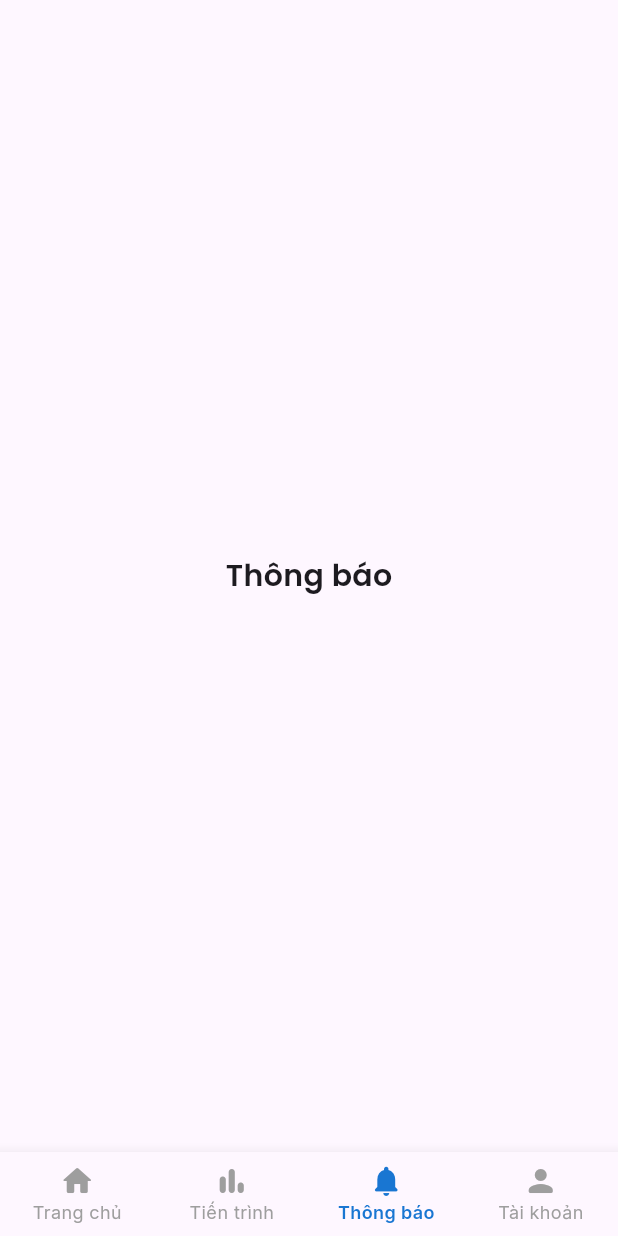
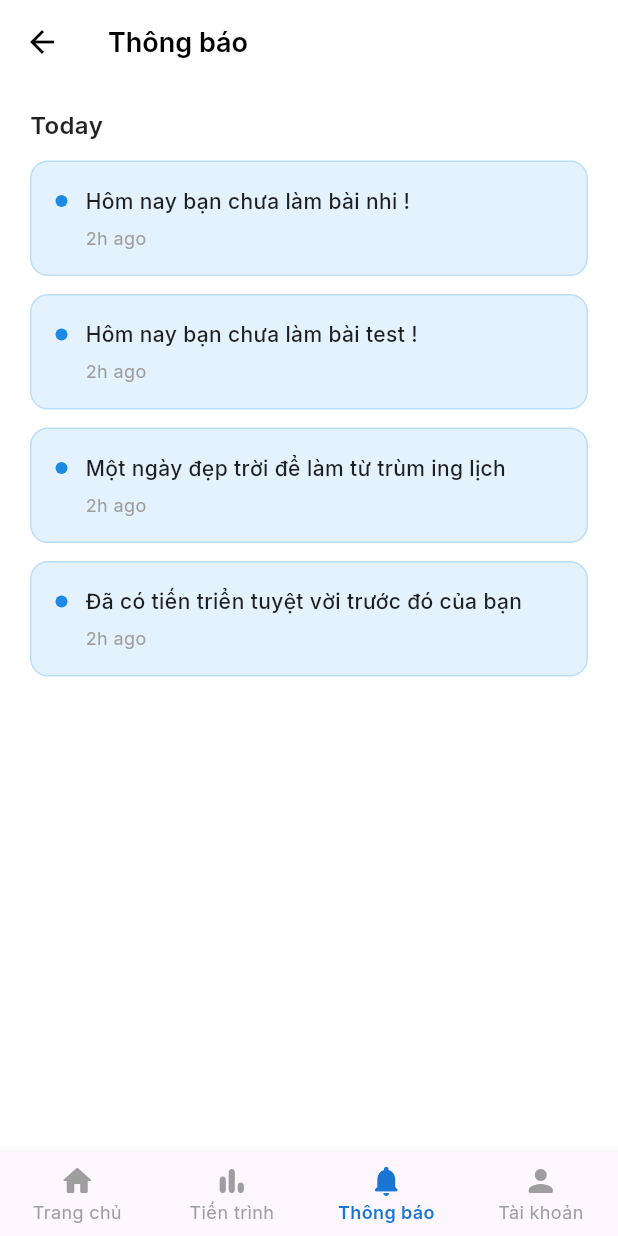
Before and after one commit to NgVietAh/VocabSimple, a Flutter app: the HomeScreen screen opened directly, item 3 of the bottom bar chosen, on a phone screen of 412 x 824 dp. Run offline on Flutter 3.47's test engine with Material 3 defaults, Android fonts, the phone set to English and light mode, and no system bars; our stand-ins replace firebase_auth, firebase_core, firebase_database, flip_card, flutter_tts, google_fonts and 2 more; missing offline and left inert: flutter_facebook_auth; accounts and stored records are empty.

Commit message:
cap nhat thong bao

```diff
--- a/vocabsimple/lib/src/components/homepage/home_screen.dart
+++ b/vocabsimple/lib/src/components/homepage/home_screen.dart
@@ -2,6 +2,7 @@ import 'package:flutter/material.dart';
 import 'package:google_fonts/google_fonts.dart';
 import 'package:vocabsimple/src/components/homepage/FunctionPage.dart';
 import 'package:vocabsimple/src/components/homepage/progress_page.dart';
+import 'package:vocabsimple/src/components/homepage/notification_page.dart';
 import 'package:vocabsimple/src/components/user/ProfileSetting.dart';
 
 class HomeScreen extends StatefulWidget {
@@ -21,12 +22,7 @@ class _HomeScreenState extends State<HomeScreen> {
     _pages = [
       FunctionPage(),
       ProgressPage(key: _progressPageKey),
-      Center(
-        child: Text(
-          'Thông báo',
-          style: GoogleFonts.poppins(fontSize: 20, fontWeight: FontWeight.w600),
-        ),
-      ), // Placeholder
+      const NotificationPage(),
       ProfileSetting(),
     ];
   }
--- /dev/null
+++ b/vocabsimple/lib/src/components/homepage/notification_page.dart
@@ -0,0 +1,215 @@
+import 'package:flutter/material.dart';
+import 'package:google_fonts/google_fonts.dart';
+import 'package:vocabsimple/src/components/model/notification_model.dart';
+
+class NotificationPage extends StatefulWidget {
+  const NotificationPage({Key? key}) : super(key: key);
+
+  @override
+  State<NotificationPage> createState() => _NotificationPageState();
+}
+
+class _NotificationPageState extends State<NotificationPage> {
+  // Dữ liệu mẫu thông báo
+  List<NotificationModel> notifications = [
+    NotificationModel(
+      id: '1',
+      title: 'Hôm nay bạn chưa làm bài nhi !',
+      timeAgo: '2h ago',
+      createdAt: DateTime.now().subtract(const Duration(hours: 2)),
+      isRead: false,
+    ),
+    NotificationModel(
+      id: '2',
+      title: 'Hôm nay bạn chưa làm bài test !',
+      timeAgo: '2h ago',
+      createdAt: DateTime.now().subtract(const Duration(hours: 2)),
+      isRead: false,
+    ),
+    NotificationModel(
+      id: '3',
+      title: 'Một ngày đẹp trời để làm từ trùm ing lịch',
+      timeAgo: '2h ago',
+      createdAt: DateTime.now().subtract(const Duration(hours: 2)),
+      isRead: false,
+    ),
+    NotificationModel(
+      id: '4',
+      title: 'Đã có tiến triển tuyệt vời trước đó của bạn',
+      timeAgo: '2h ago',
+      createdAt: DateTime.now().subtract(const Duration(hours: 2)),
+      isRead: false,
+    ),
+  ];
+
+  // Nhóm thông báo theo thời gian
+  Map<String, List<NotificationModel>> _groupNotifications() {
+    Map<String, List<NotificationModel>> grouped = {
+      'Today': [],
+      'This Week': [],
+    };
+
+    final now = DateTime.now();
+    final today = DateTime(now.year, now.month, now.day);
+    final weekAgo = today.subtract(const Duration(days: 7));
+
+    for (var notification in notifications) {
+      final notifDate = DateTime(
+        notification.createdAt.year,
+        notification.createdAt.month,
+        notification.createdAt.day,
+      );
+
+      if (notifDate.isAtSameMomentAs(today)) {
+        grouped['Today']!.add(notification);
+      } else if (notifDate.isAfter(weekAgo)) {
+        grouped['This Week']!.add(notification);
+      }
+    }
+
+    return grouped;
+  }
+
+  @override
+  Widget build(BuildContext context) {
+    final groupedNotifications = _groupNotifications();
+
+    return Scaffold(
+      backgroundColor: Colors.white,
+      appBar: AppBar(
+        backgroundColor: Colors.white,
+        elevation: 0,
+        leading: IconButton(
+          icon: const Icon(Icons.arrow_back, color: Colors.black),
+          onPressed: () => Navigator.pop(context),
+        ),
+        title: Text(
+          'Thông báo',
+          style: GoogleFonts.inter(
+            color: Colors.black,
+            fontSize: 18,
+            fontWeight: FontWeight.w600,
+          ),
+        ),
+        centerTitle: false,
+      ),
+      body: notifications.isEmpty
+          ? Center(
+              child: Column(
+                mainAxisAlignment: MainAxisAlignment.center,
+                children: [
+                  Icon(
+                    Icons.notifications_off_outlined,
+                    size: 80,
+                    color: Colors.grey[300],
+                  ),
+                  const SizedBox(height: 16),
+                  Text(
+                    'Chưa có thông báo',
+                    style: GoogleFonts.inter(
+                      fontSize: 16,
+                      color: Colors.grey[600],
+                    ),
+                  ),
+                ],
+              ),
+            )
+          : ListView(
+              padding: const EdgeInsets.symmetric(horizontal: 20, vertical: 16),
+              children: [
+                // Today Section
+                if (groupedNotifications['Today']!.isNotEmpty) ...[
+                  Text(
+                    'Today',
+                    style: GoogleFonts.inter(
+                      fontSize: 16,
+                      fontWeight: FontWeight.w600,
+                      color: Colors.black87,
+                    ),
+                  ),
+                  const SizedBox(height: 12),
+                  ...groupedNotifications['Today']!.map(
+                    (notification) => _buildNotificationItem(notification),
+                  ),
+                  const SizedBox(height: 24),
+                ],
+
+                // This Week Section
+                if (groupedNotifications['This Week']!.isNotEmpty) ...[
+                  Text(
+                    'This Week',
+                    style: GoogleFonts.inter(
+                      fontSize: 16,
+                      fontWeight: FontWeight.w600,
+                      color: Colors.black87,
+                    ),
+                  ),
+                  const SizedBox(height: 12),
+                  ...groupedNotifications['This Week']!.map(
+                    (notification) => _buildNotificationItem(notification),
+                  ),
+                ],
+              ],
+            ),
+    );
+  }
+
+  Widget _buildNotificationItem(NotificationModel notification) {
+    return Container(
+      margin: const EdgeInsets.only(bottom: 12),
+      padding: const EdgeInsets.all(16),
+      decoration: BoxDecoration(
+        color: notification.isRead ? Colors.white : Colors.blue[50],
+        borderRadius: BorderRadius.circular(12),
+        border: Border.all(
+          color: notification.isRead ? Colors.grey[200]! : Colors.blue[100]!,
+          width: 1,
+        ),
+      ),
+      child: Row(
+        crossAxisAlignment: CrossAxisAlignment.start,
+        children: [
+          // Indicator dot
+          Container(
+            width: 8,
+            height: 8,
+            margin: const EdgeInsets.only(top: 6),
+            decoration: BoxDecoration(
+              color: notification.isRead ? Colors.grey[300] : Colors.blue[600],
+              shape: BoxShape.circle,
+            ),
+          ),
+          const SizedBox(width: 12),
+
+          // Content
+          Expanded(
+            child: Column(
+              crossAxisAlignment: CrossAxisAlignment.start,
+              children: [
+                Text(
+                  notification.title,
+                  style: GoogleFonts.inter(
+                    fontSize: 14,
+                    fontWeight: notification.isRead
+                        ? FontWeight.w400
+                        : FontWeight.w500,
+                    color: Colors.black87,
+                    height: 1.4,
+                  ),
+                ),
+                const SizedBox(height: 6),
+                Text(
+                  notification.timeAgo,
+                  style: GoogleFonts.inter(
+                    fontSize: 12,
+                    color: Colors.grey[500],
+                  ),
+                ),
+              ],
+            ),
+          ),
+        ],
+      ),
+    );
+  }
+}
--- /dev/null
+++ b/vocabsimple/lib/src/components/model/notification_model.dart
@@ -0,0 +1,31 @@
+class NotificationModel {
+  final String id;
+  final String title;
+  final String timeAgo;
+  final DateTime createdAt;
+  final bool isRead;
+
+  NotificationModel({
+    required this.id,
+    required this.title,
+    required this.timeAgo,
+    required this.createdAt,
+    this.isRead = false,
+  });
+
+  NotificationModel copyWith({
+    String? id,
+    String? title,
+    String? timeAgo,
+    DateTime? createdAt,
+    bool? isRead,
+  }) {
+    return NotificationModel(
+      id: id ?? this.id,
+      title: title ?? this.title,
+      timeAgo: timeAgo ?? this.timeAgo,
+      createdAt: createdAt ?? this.createdAt,
+      isRead: isRead ?? this.isRead,
+    );
+  }
+}
```
Also changed, not shown: vocabsimple/lib/src/components/homepage/FunctionPage.dart (+25 -1 lines), vocabsimple/lib/src/components/homepage/search_page.dart (added, +261 -0 lines), vocabsimple/lib/src/services/local_database_service.dart (+20 -0 lines).
